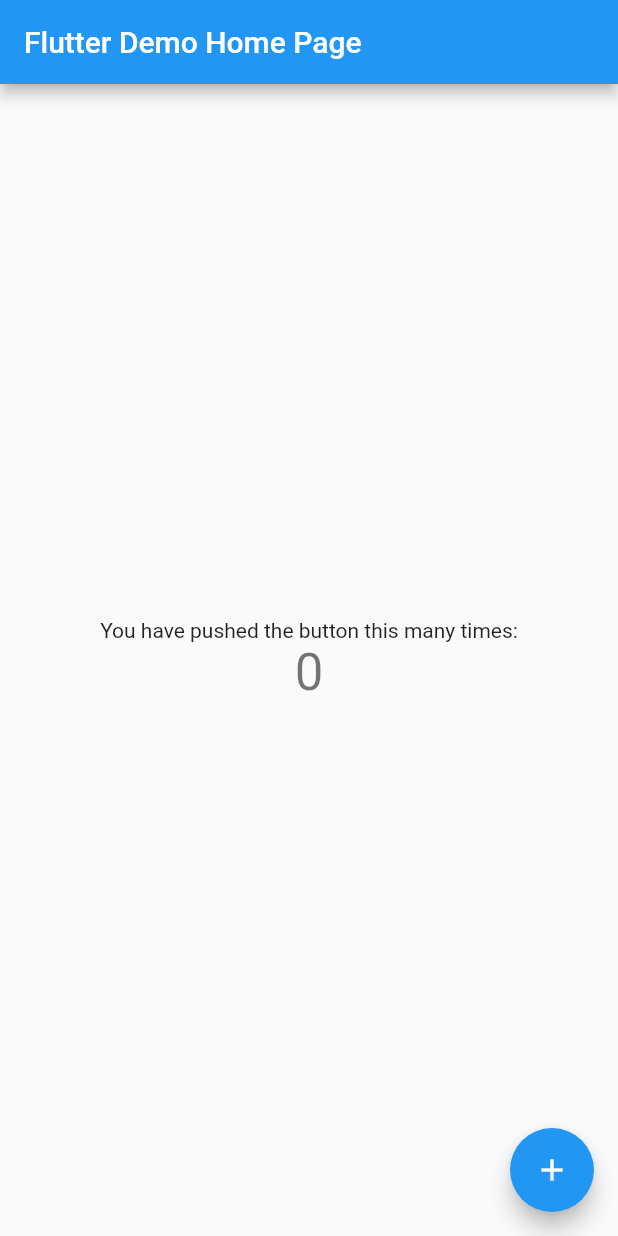
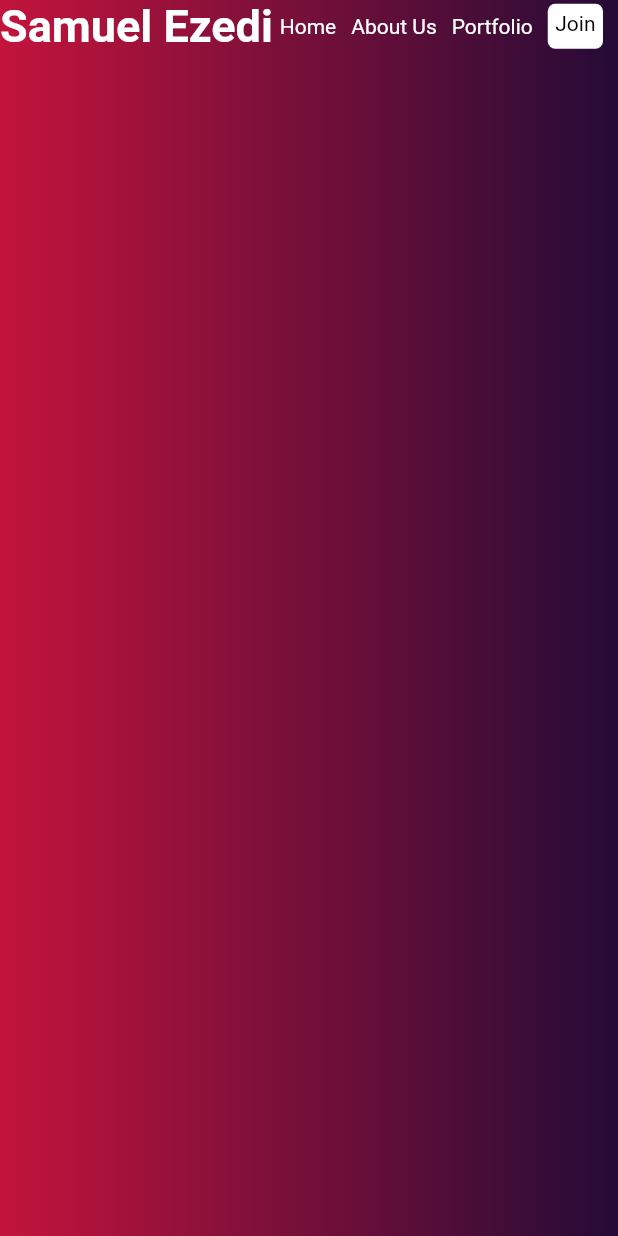
Before and after one commit to samuelezedi/flutter_web, a Flutter app: the screen it shows after launch, on a phone screen of 412 x 824 dp. Run offline on Flutter 3.47's test engine with Material 2 defaults, Android fonts, the light colour scheme and no system bars.

Commit message:
home page and navbar designs

```diff
--- /dev/null
+++ b/webapp/lib/NavBar/navbar.dart
@@ -0,0 +1,70 @@
+
+import 'package:flutter/material.dart';
+import 'package:flutter/cupertino.dart';
+
+class Navbar extends StatelessWidget {
+
+@override
+Widget build (BuildContext context) {
+  return LayoutBuilder(
+    builder: (context, constraints){
+      if(constraints.maxWidth>1200){
+        //computers
+        return DesktopNavbar();
+      } else if(constraints.maxWidth > 800 && constraints.maxWidth < 1200){
+        //tablets
+        return DesktopNavbar();
+      } else {
+        //mobile views
+        return DesktopNavbar();
+      }
+    },
+  );
+}
+}
+
+class DesktopNavbar extends StatelessWidget {
+  @override
+  Widget build(BuildContext context) {
+    return Container(
+      constraints: BoxConstraints(maxWidth: 1200),
+      child: Row(
+        mainAxisAlignment: MainAxisAlignment.spaceBetween,
+        children: <Widget>[
+        Text(
+          'Samuel Ezedi',
+          style: TextStyle(
+            fontWeight: FontWeight.bold,
+            color: Colors.white,
+            fontSize: 30
+          ),
+          ),
+        Row(
+          mainAxisAlignment: MainAxisAlignment.spaceBetween,
+          children: <Widget>[
+          Text("Home", style: TextStyle(color: Colors.white),),
+          SizedBox(width: 10,),
+          Text("About Us", style: TextStyle(color: Colors.white),),
+          SizedBox(width: 10,),
+          Text("Portfolio", style: TextStyle(color: Colors.white),),
+          SizedBox(width: 10,),
+          InkWell(
+              onTap: () {
+                print('hello samuel');
+              },
+              child: Container(
+              height: 30,
+              padding: EdgeInsets.all(5),
+              decoration: BoxDecoration(
+                borderRadius: BorderRadius.circular(5),
+                color: Colors.white,
+              ),
+              child: Text(
+                "Join", style: TextStyle(color: Colors.black),)),
+          ),
+          SizedBox(width: 10,),
+        ],)
+      ],)
+    );
+  }
+}
--- a/webapp/lib/main.dart
+++ b/webapp/lib/main.dart
@@ -1,4 +1,5 @@
 import 'package:flutter/material.dart';
+import 'package:webapp/NavBar/navbar.dart';
 
 void main() {
   runApp(MyApp());
@@ -9,39 +10,19 @@
   @override
   Widget build(BuildContext context) {
     return MaterialApp(
-      title: 'Flutter Demo',
+      title: 'Flutter Web',
+      debugShowCheckedModeBanner: false,
       theme: ThemeData(
-        // This is the theme of your application.
-        //
-        // Try running your application with "flutter run". You'll see the
-        // application has a blue toolbar. Then, without quitting the app, try
-        // changing the primarySwatch below to Colors.green and then invoke
-        // "hot reload" (press "r" in the console where you ran "flutter run",
-        // or simply save your changes to "hot reload" in a Flutter IDE).
-        // Notice that the counter didn't reset back to zero; the application
-        // is not restarted.
         primarySwatch: Colors.blue,
-        // This makes the visual density adapt to the platform that you run
-        // the app on. For desktop platforms, the controls will be smaller and
-        // closer together (more dense) than on mobile platforms.
         visualDensity: VisualDensity.adaptivePlatformDensity,
       ),
-      home: MyHomePage(title: 'Flutter Demo Home Page'),
+      home: MyHomePage(title: 'My first web app'),
     );
   }
 }
 
 class MyHomePage extends StatefulWidget {
   MyHomePage({Key key, this.title}) : super(key: key);
-
-  // This widget is the home page of your application. It is stateful, meaning
-  // that it has a State object (defined below) that contains fields that affect
-  // how it looks.
-
-  // This class is the configuration for the state. It holds the values (in this
-  // case the title) provided by the parent (in this case the App widget) and
-  // used by the build method of the State. Fields in a Widget subclass are
-  // always marked "final".
 
   final String title;
 
@@ -50,68 +31,27 @@
 }
 
 class _MyHomePageState extends State<MyHomePage> {
-  int _counter = 0;
 
-  void _incrementCounter() {
-    setState(() {
-      // This call to setState tells the Flutter framework that something has
-      // changed in this State, which causes it to rerun the build method below
-      // so that the display can reflect the updated values. If we changed
-      // _counter without calling setState(), then the build method would not be
-      // called again, and so nothing would appear to happen.
-      _counter++;
-    });
-  }
 
   @override
   Widget build(BuildContext context) {
-    // This method is rerun every time setState is called, for instance as done
-    // by the _incrementCounter method above.
-    //
-    // The Flutter framework has been optimized to make rerunning build methods
-    // fast, so that you can just rebuild anything that needs updating rather
-    // than having to individually change instances of widgets.
+
     return Scaffold(
-      appBar: AppBar(
-        // Here we take the value from the MyHomePage object that was created by
-        // the App.build method, and use it to set our appbar title.
-        title: Text(widget.title),
-      ),
-      body: Center(
-        // Center is a layout widget. It takes a single child and positions it
-        // in the middle of the parent.
-        child: Column(
-          // Column is also a layout widget. It takes a list of children and
-          // arranges them vertically. By default, it sizes itself to fit its
-          // children horizontally, and tries to be as tall as its parent.
-          //
-          // Invoke "debug painting" (press "p" in the console, choose the
-          // "Toggle Debug Paint" action from the Flutter Inspector in Android
-          // Studio, or the "Toggle Debug Paint" command in Visual Studio Code)
-          // to see the wireframe for each widget.
-          //
-          // Column has various properties to control how it sizes itself and
-          // how it positions its children. Here we use mainAxisAlignment to
-          // center the children vertically; the main axis here is the vertical
-          // axis because Columns are vertical (the cross axis would be
-          // horizontal).
-          mainAxisAlignment: MainAxisAlignment.center,
-          children: <Widget>[
-            Text(
-              'You have pushed the button this many times:',
+        body: Container(
+          decoration: BoxDecoration(
+            gradient: LinearGradient(
+              begin: Alignment.centerLeft,
+              end: Alignment.centerRight,
+              colors: [Color.fromRGBO(195, 20, 60,1.0), Color.fromRGBO(36,11,54,1.0)]
             ),
-            Text(
-              '$_counter',
-              style: Theme.of(context).textTheme.headline4,
+          ),
+          child: Column(
+            children: <Widget>[
+             Navbar()
+            ],
             ),
-          ],
-        ),
-      ),
-      floatingActionButton: FloatingActionButton(
-        onPressed: _incrementCounter,
-        tooltip: 'Increment',
-        child: Icon(Icons.add),
-      ), // This trailing comma makes auto-formatting nicer for build methods.
+          ),
     );
+
   }
 }
```
